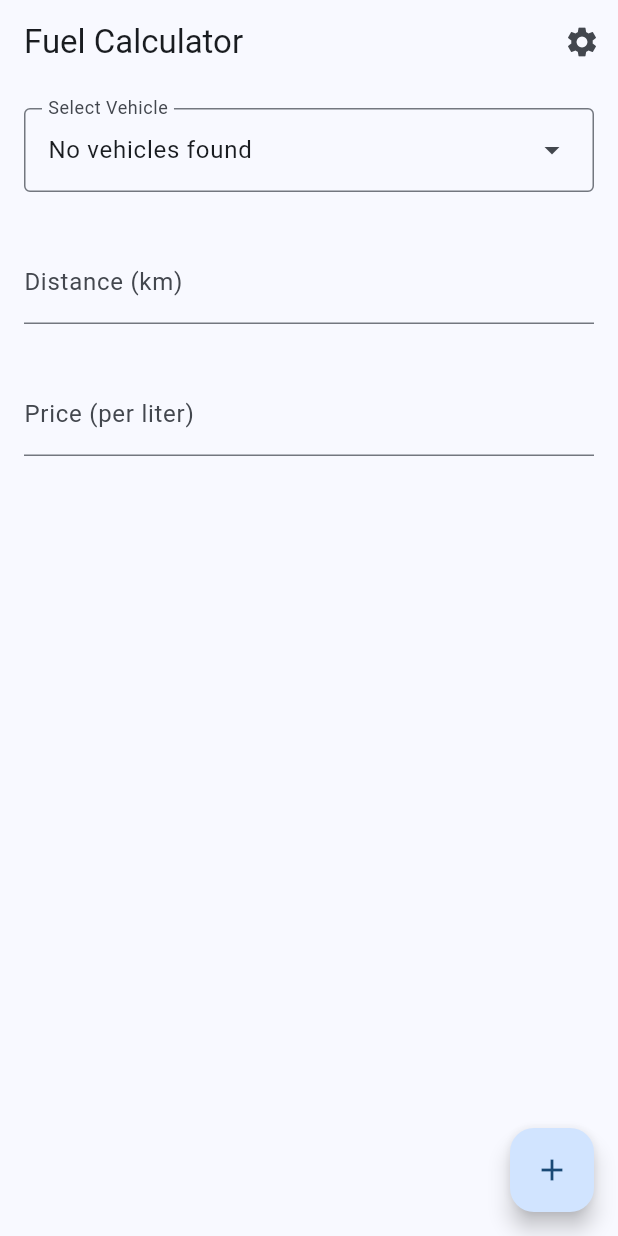
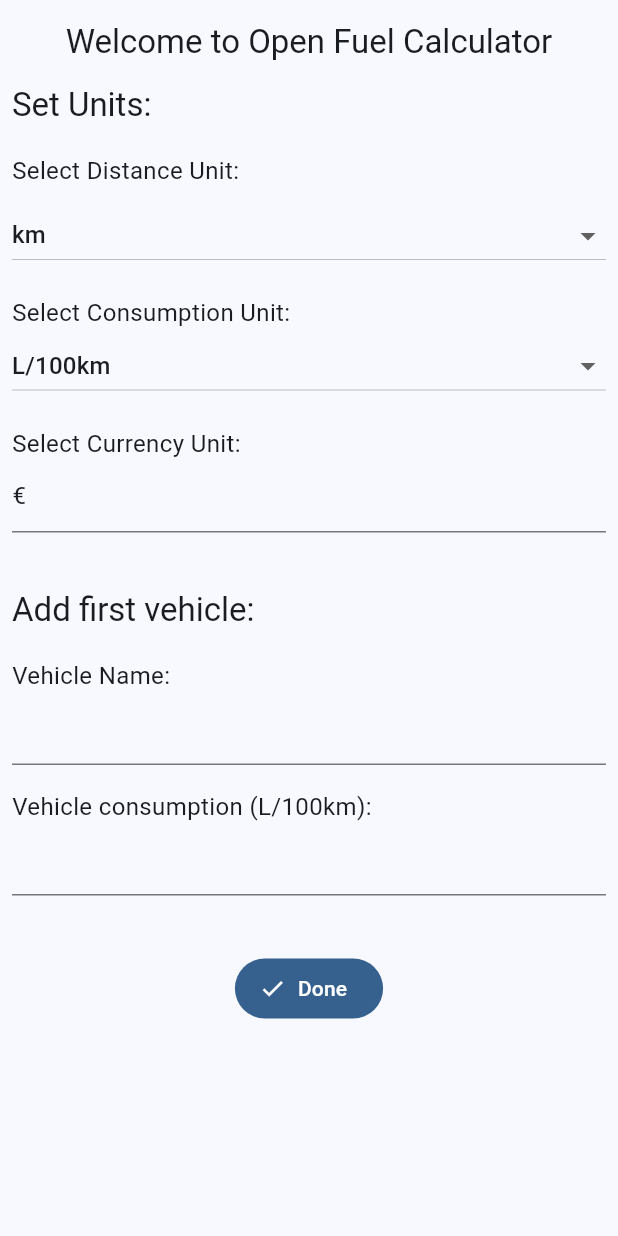
Before and after one commit to Mauznemo/open-fuel-calculator, a Flutter app: the screen it shows after launch, on a phone screen of 412 x 824 dp. Run offline on Flutter 3.47's test engine with Material 3 defaults, Android fonts, the phone set to English and light mode, and no system bars; drawn by our look-alikes of dynamic_color; our stand-ins replace objectbox, shared_preferences; generated files the repository leaves out were written again.

Commit message:
feat: add welcome page

```diff
--- a/lib/main.dart
+++ b/lib/main.dart
@@ -2,6 +2,7 @@ import 'package:dynamic_color/dynamic_color.dart';
 import 'package:flutter/material.dart';
 import 'package:fuel_calculator_flutter/pages/home.dart';
 import 'package:fuel_calculator_flutter/pages/settings.dart';
+import 'package:fuel_calculator_flutter/pages/welcome.dart';
 
 import 'helpers/object_box.dart';
 
@@ -28,6 +29,7 @@ void main() async {
           initialRoute: "/",
           routes: {
             "/": (context) => const HomePage(),
+            "/welcome": (context) => const WelcomePage(),
             "/settings": (context) => const SettingsPage(),
           },
         );
--- a/lib/pages/home.dart
+++ b/lib/pages/home.dart
@@ -47,6 +47,12 @@ class _HomePageState extends State<HomePage> {
 
   void _getData() async {
     final prefs = await SharedPreferences.getInstance();
+
+    if (prefs.getBool("initialized") == null) {
+      Navigator.of(context)
+          .pushNamedAndRemoveUntil('/welcome', (route) => false);
+    }
+
     setState(() {
       _lastPrice = prefs.getDouble('lastPrice') ?? -1;
       _distanceUnit = prefs.getString('distanceUnit') ?? 'km';
@@ -232,7 +238,7 @@ class _HomePageState extends State<HomePage> {
                 controller: _priceController,
                 decoration: InputDecoration(
                   border: UnderlineInputBorder(),
-                  labelText: 'Price (per $_volumeUnit)',
+                  labelText: 'Price ($_currency per $_volumeUnit)',
                 ),
               ),
             ),
--- /dev/null
+++ b/lib/pages/welcome.dart
@@ -0,0 +1,244 @@
+import 'package:flutter/material.dart';
+import 'package:flutter/services.dart';
+import 'package:shared_preferences/shared_preferences.dart';
+
+import '../helpers/object_box.dart';
+import '../models/vehicle.dart';
+
+class WelcomePage extends StatefulWidget {
+  const WelcomePage({super.key});
+
+  @override
+  State<WelcomePage> createState() => _WelcomePageState();
+}
+
+class _WelcomePageState extends State<WelcomePage> {
+  final _currencyController = TextEditingController();
+  final _vehicleController = TextEditingController();
+  final _consumptionController = TextEditingController();
+
+  String distanceUnits = 'km';
+  String consumptionUnits = 'L/100km';
+  final List<String> consumptionUnitsOptions = [
+    "L/100km",
+    "km/L",
+    "mpg (US)",
+    "mpg (UK)"
+  ];
+
+  Future<void> _saveData() async {
+    final prefs = await SharedPreferences.getInstance();
+    await prefs.setString('distanceUnit', distanceUnits);
+    await prefs.setString('consumptionUnit', consumptionUnits);
+    await prefs.setString('currency', _currencyController.text);
+    await prefs.setBool('initialized', true);
+  }
+
+  @override
+  void initState() {
+    super.initState();
+    _currencyController.text = "€";
+  }
+
+  @override
+  void dispose() {
+    // Clean up the controllers when the widget is disposed.
+    _currencyController.dispose();
+    _vehicleController.dispose();
+    _consumptionController.dispose();
+    super.dispose();
+  }
+
+  @override
+  Widget build(BuildContext context) {
+    return Scaffold(
+        appBar: AppBar(
+          title: const Center(child: Text('Welcome to Open Fuel Calculator')),
+          automaticallyImplyLeading: false,
+        ),
+        body: SingleChildScrollView(
+          child: Column(
+            children: [
+              Padding(
+                padding: const EdgeInsets.only(left: 8.0),
+                child: Align(
+                  alignment: Alignment.topLeft,
+                  child: Text('Set Units:',
+                      style: Theme.of(context).textTheme.titleLarge),
+                ),
+              ),
+              SizedBox(height: 10),
+              Padding(
+                padding: const EdgeInsets.all(8.0),
+                child: Column(
+                  crossAxisAlignment: CrossAxisAlignment.start,
+                  children: [
+                    Text(
+                      'Select Distance Unit:', // Label text
+                      style: TextStyle(
+                        fontSize: 16,
+                      ),
+                    ),
+                    const SizedBox(
+                        height: 8), // Adds spacing between label and dropdown
+                    DropdownButton<String>(
+                      isExpanded: true,
+                      borderRadius: BorderRadius.circular(10),
+                      value: distanceUnits,
+                      onChanged: (String? newValue) {
+                        distanceUnits = newValue!;
+                      },
+                      items: const [
+                        DropdownMenuItem<String>(
+                          value: 'km',
+                          child: Text('km'),
+                        ),
+                        DropdownMenuItem<String>(
+                          value: 'miles',
+                          child: Text('miles'),
+                        ),
+                      ],
+                    ),
+                  ],
+                ),
+              ),
+              Padding(
+                padding: const EdgeInsets.all(8.0),
+                child: Column(
+                  crossAxisAlignment: CrossAxisAlignment.start,
+                  children: [
+                    Text(
+                      'Select Consumption Unit:', // Label text
+                      style: TextStyle(
+                        fontSize: 16,
+                      ),
+                    ),
+                    DropdownButton<String>(
+                      isExpanded: true,
+                      borderRadius: BorderRadius.circular(10),
+                      value: consumptionUnits,
+                      onChanged: (String? newValue) {
+                        setState(() {
+                          consumptionUnits = newValue!;
+                        });
+                      },
+                      items: consumptionUnitsOptions.map((String value) {
+                        return DropdownMenuItem<String>(
+                          value: value,
+                          child: Text(value),
+                        );
+                      }).toList(),
+                    ),
+                  ],
+                ),
+              ),
+              Padding(
+                padding: const EdgeInsets.all(8.0),
+                child: Column(
+                  crossAxisAlignment: CrossAxisAlignment.start,
+                  children: [
+                    Text(
+                      'Select Currency Unit:', // Label text
+                      style: TextStyle(
+                        fontSize: 16,
+                      ),
+                    ),
+                    TextField(
+                      controller: _currencyController,
+                      onEditingComplete: () {
+                        FocusScope.of(context).unfocus();
+                      },
+                      decoration: const InputDecoration(
+                        border: UnderlineInputBorder(),
+                        //labelText: 'Vehicle Name',
+                      ),
+                    ),
+                  ],
+                ),
+              ),
+              SizedBox(height: 30),
+              Padding(
+                padding: const EdgeInsets.only(left: 8.0),
+                child: Align(
+                  alignment: Alignment.topLeft,
+                  child: Text('Add first vehicle:',
+                      style: Theme.of(context).textTheme.titleLarge),
+                ),
+              ),
+              SizedBox(height: 10),
+              Padding(
+                padding: const EdgeInsets.all(8.0),
+                child: Column(
+                  crossAxisAlignment: CrossAxisAlignment.start,
+                  children: [
+                    Text(
+                      'Vehicle Name:', // Label text
+                      style: TextStyle(
+                        fontSize: 16,
+                      ),
+                    ),
+                    TextField(
+                      controller: _vehicleController,
+                      onEditingComplete: () {
+                        FocusScope.of(context).unfocus();
+                      },
+                      decoration: const InputDecoration(
+                        border: UnderlineInputBorder(),
+                        //labelText: 'Vehicle Name',
+                      ),
+                    ),
+                  ],
+                ),
+              ),
+              Padding(
+                padding: const EdgeInsets.all(8.0),
+                child: Column(
+                  crossAxisAlignment: CrossAxisAlignment.start,
+                  children: [
+                    Text(
+                      'Vehicle consumption ($consumptionUnits):', // Label text
+                      style: TextStyle(
+                        fontSize: 16,
+                      ),
+                    ),
+                    TextField(
+                      controller: _consumptionController,
+                      keyboardType: TextInputType.number,
+                      inputFormatters: [
+                        FilteringTextInputFormatter.allow(
+                            RegExp(r'^\d+[,.]?\d*')),
+                      ],
+                      onEditingComplete: () {
+                        FocusScope.of(context).unfocus();
+                      },
+                      decoration: const InputDecoration(
+                        border: UnderlineInputBorder(),
+                        //labelText: 'Vehicle Name',
+                      ),
+                    ),
+                  ],
+                ),
+              ),
+              SizedBox(height: 30),
+              FilledButton.icon(
+                  onPressed: () {
+                    if (_vehicleController.text.isEmpty ||
+                        _consumptionController.text.isEmpty) {
+                      return;
+                    }
+                    ObjectBox.instance.addVehicle(Vehicle(
+                        name: _vehicleController.text,
+                        consumption: double.parse(
+                            _consumptionController.text.replaceAll(',', '.'))));
+                    _saveData().then((v) {
+                      Navigator.of(context)
+                          .pushNamedAndRemoveUntil('/', (route) => false);
+                    });
+                  },
+                  icon: Icon(Icons.done),
+                  label: Text("Done")),
+            ],
+          ),
+        ));
+  }
+}
```
